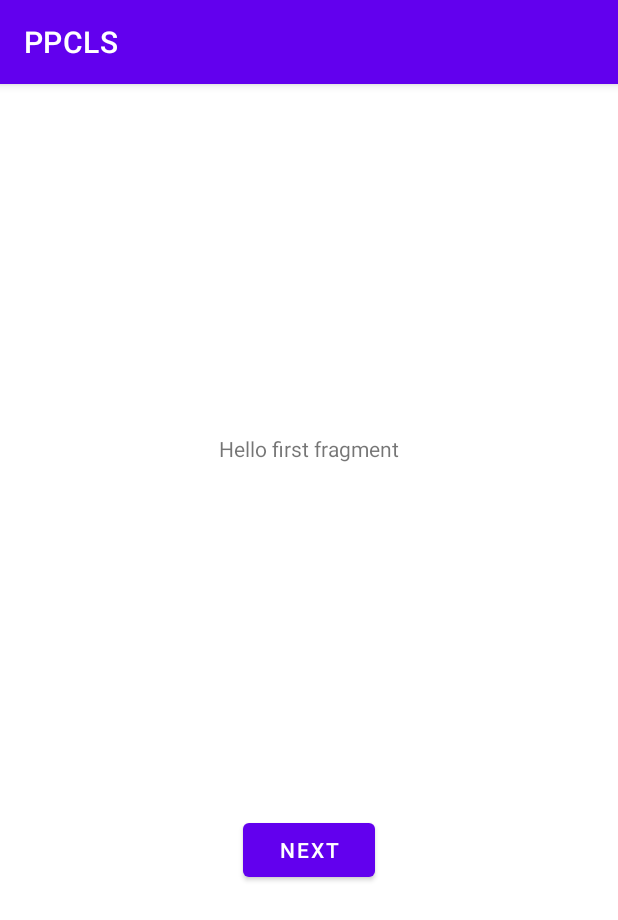
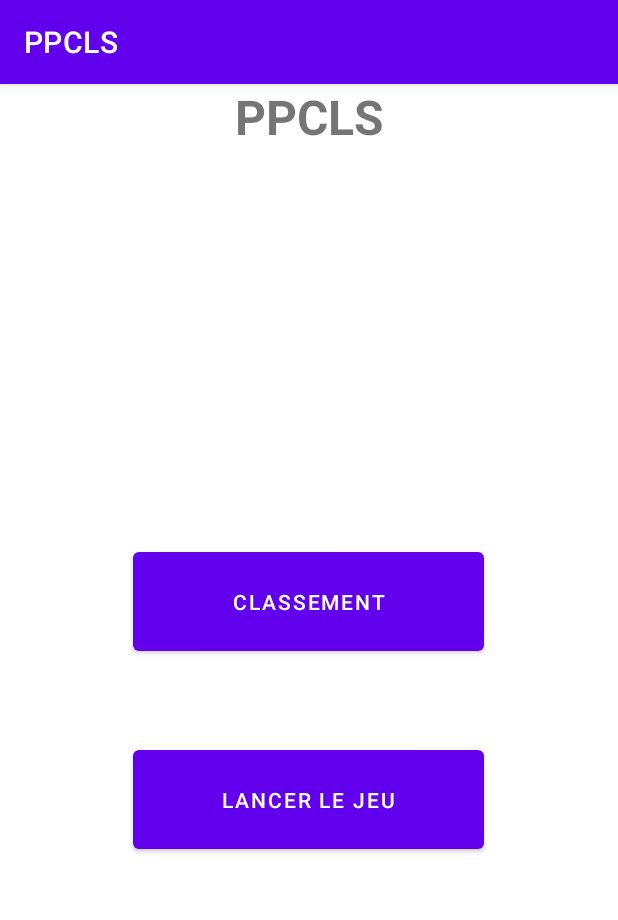
Before and after one commit to Cahierjb/PPCLS, an Android app: the fragment FirstFragment shown on its own in the app's theme, on a phone screen of 412 x 824 dp. Shown: the top 920 px of the screen. Run offline under Robolectric (Android 15) with nearby library versions, the phone set to English and light mode, and no system bars.

```diff
--- a/app/src/main/AndroidManifest.xml
+++ b/app/src/main/AndroidManifest.xml
@@ -15,7 +15,6 @@
             android:theme="@style/Theme.PPCLS.NoActionBar">
             <intent-filter>
                 <action android:name="android.intent.action.MAIN" />
-
                 <category android:name="android.intent.category.LAUNCHER" />
             </intent-filter>
         </activity>
--- a/app/src/main/java/esiee/andoid/ppcls/ui/main/FirstFragment.java
+++ b/app/src/main/java/esiee/andoid/ppcls/ui/main/FirstFragment.java
@@ -1,5 +1,6 @@
 package esiee.andoid.ppcls.ui.main;
 
+import android.content.Intent;
 import android.os.Bundle;
 import android.view.LayoutInflater;
 import android.view.View;
@@ -10,6 +11,7 @@ import androidx.fragment.app.Fragment;
 import androidx.navigation.fragment.NavHostFragment;
 
 import esiee.andoid.ppcls.R;
+import esiee.andoid.ppcls.ui.game.GameActivity;
 
 public class FirstFragment extends Fragment {
 
@@ -25,7 +27,15 @@ public class FirstFragment extends Fragment {
     public void onViewCreated(@NonNull View view, Bundle savedInstanceState) {
         super.onViewCreated(view, savedInstanceState);
 
-        view.findViewById(R.id.button_first).setOnClickListener(new View.OnClickListener() {
+        view.findViewById(R.id.lancerLeJeu).setOnClickListener(new View.OnClickListener() {
+            @Override
+            public void onClick(View view) {
+                Intent game = new Intent(getContext(), GameActivity.class);
+                startActivity(game);
+            }
+        });
+
+        view.findViewById(R.id.leaderBoard).setOnClickListener(new View.OnClickListener() {
             @Override
             public void onClick(View view) {
                 NavHostFragment.findNavController(FirstFragment.this)
--- a/app/src/main/res/layout/content_main.xml
+++ b/app/src/main/res/layout/content_main.xml
@@ -12,8 +12,10 @@
         android:layout_height="0dp"
         app:defaultNavHost="true"
         app:layout_constraintBottom_toBottomOf="parent"
+        app:layout_constraintHorizontal_bias="0.0"
         app:layout_constraintLeft_toLeftOf="parent"
         app:layout_constraintRight_toRightOf="parent"
         app:layout_constraintTop_toTopOf="parent"
+        app:layout_constraintVertical_bias="0.0"
         app:navGraph="@navigation/nav_graph" />
 </androidx.constraintlayout.widget.ConstraintLayout>
--- a/app/src/main/res/layout/fragment_first.xml
+++ b/app/src/main/res/layout/fragment_first.xml
@@ -7,22 +7,37 @@
     tools:context=".ui.main.FirstFragment">
 
     <TextView
-        android:id="@+id/textview_first"
-        android:layout_width="wrap_content"
+        android:id="@+id/textMenu"
+        android:layout_width="fill_parent"
         android:layout_height="wrap_content"
-        android:text="@string/hello_first_fragment"
-        app:layout_constraintBottom_toTopOf="@id/button_first"
+        android:text="@string/app_name"
+        android:textAlignment="center"
+        android:textSize="32dp"
+        android:textStyle="bold"
+        app:layout_constraintBottom_toTopOf="@+id/guideline_title"
         app:layout_constraintEnd_toEndOf="parent"
         app:layout_constraintStart_toStartOf="parent"
         app:layout_constraintTop_toTopOf="parent" />
 
     <Button
-        android:id="@+id/button_first"
-        android:layout_width="wrap_content"
-        android:layout_height="wrap_content"
-        android:text="@string/next"
+        android:id="@+id/lancerLeJeu"
+        android:layout_width="234dp"
+        android:layout_height="78dp"
+        android:layout_marginBottom="252dp"
+        android:text="@string/game"
         app:layout_constraintBottom_toBottomOf="parent"
         app:layout_constraintEnd_toEndOf="parent"
-        app:layout_constraintStart_toStartOf="parent"
-        app:layout_constraintTop_toBottomOf="@id/textview_first" />
+        app:layout_constraintHorizontal_bias="0.497"
+        app:layout_constraintStart_toStartOf="parent" />
+
+    <Button
+        android:id="@+id/leaderBoard"
+        android:layout_width="234dp"
+        android:layout_height="78dp"
+        android:layout_marginBottom="384dp"
+        android:text="@string/classement"
+        app:layout_constraintBottom_toBottomOf="parent"
+        app:layout_constraintEnd_toEndOf="parent"
+        app:layout_constraintHorizontal_bias="0.497"
+        app:layout_constraintStart_toStartOf="parent" />
 </androidx.constraintlayout.widget.ConstraintLayout>
--- a/app/src/main/res/values/strings.xml
+++ b/app/src/main/res/values/strings.xml
@@ -1,11 +1,7 @@
 <resources>
     <string name="app_name">PPCLS</string>
     <string name="action_settings">Settings</string>
-    <!-- Strings used for fragments for navigation -->
-    <string name="first_fragment_label">First Fragment</string>
-    <string name="second_fragment_label">Second Fragment</string>
-    <string name="next">Next</string>
-    <string name="previous">Previous</string>
+
     <!-- Login String -->
     <string name="prompt_username">Username</string>
     <string name="prompt_password">Password</string>
@@ -15,10 +11,18 @@
     <string name="invalid_password">Password must be >5 characters</string>
     <string name="login_failed">Login failed</string>
     <string name="action_register">Register</string>
-
+    <!-- Menu String -->
     <string name="hello_first_fragment">Hello first fragment</string>
     <string name="hello_second_fragment">Hello second fragment. Arg: %1$s</string>
     <string name="title_activity_main">MainActivity</string>
+    <string name="first_fragment_label">First Fragment</string>
+    <string name="second_fragment_label">Second Fragment</string>
+    <string name="next">Next</string>
+    <string name="previous">Previous</string>
+    <string name="menu">Menu</string>
+    <string name="game">Lancer le jeu</string>
+    <string name="classement">Classement</string>
+    <!-- Game String -->
     <string name="pierre">Pierre</string>
     <string name="feuille">Feuille</string>
     <string name="ciseau">Ciseau</string>
```
Also changed, not shown: app/src/main/java/esiee/andoid/ppcls/ui/main/MainActivity.java (+0 -8 lines), app/src/main/java/esiee/andoid/ppcls/ui/main/RecyclerViewHolder.java (added, +26 -0 lines), app/src/main/java/esiee/andoid/ppcls/ui/main/SecondFragment.java (+13 -7 lines), app/src/main/res/layout/activity_main.xml (+1 -8 lines), app/src/main/res/layout/fragment_second.xml (+17 -9 lines).
